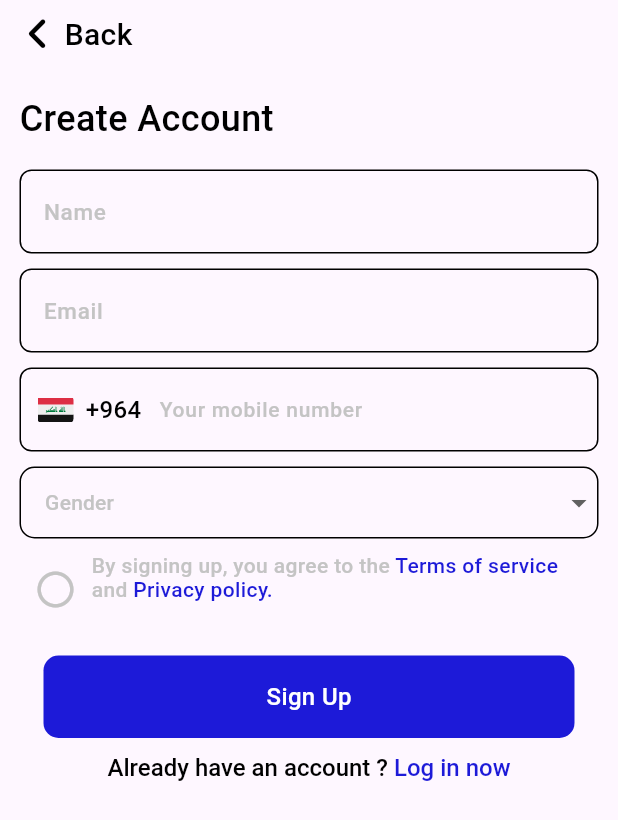
After one commit to Youssef-Khorshed/TaxiGoUser, a Flutter app: the SignUpScreen screen opened by its route, on a phone screen of 412 x 824 dp. The commit adds this screen. Shown: the top 820 px of the screen. Run offline on Flutter 3.47's test engine with Material 3 defaults, Android fonts, the phone set to English and light mode, and no system bars; drawn by our look-alikes of auto_size_text, dropdown_button2; our stand-ins replace firebase_core, flutter_svg, font_awesome_flutter, google_fonts; accounts and stored records are empty; generated files the repository leaves out were written again; Roboto replaces fonts that are missing (Cairo).

Commit message:
finish sign up screen ui

```diff
--- a/lib/Core/Utils/Assets/icons/app_icons.dart
+++ b/lib/Core/Utils/Assets/icons/app_icons.dart
@@ -1,3 +1,3 @@
 class AppIcons {
-  // static const String iconName = '';
+  static const String iraqiFlagIcon = 'assets/icons/iraq_flag_icon.svg';
 }
--- a/lib/Core/Utils/Colors/app_colors.dart
+++ b/lib/Core/Utils/Colors/app_colors.dart
@@ -5,5 +5,6 @@ class AppColors {
   static const Color blackColor = Color(0xff000000);
   static const Color whiteColor = Colors.white;
   static const Color transparentColor = Colors.transparent;
+  static const Color redColor = Colors.red;
   static const Color grayColor = Color(0xffC4C4C4);
 }
--- a/lib/Core/Utils/Routing/app_routes.dart
+++ b/lib/Core/Utils/Routing/app_routes.dart
@@ -1,4 +1,5 @@
 import 'package:flutter/cupertino.dart';
+import 'package:taxi_go_user_version/Features/Auth/screens/sign_up/sign_up_screen.dart';
 import 'package:taxi_go_user_version/Features/Splash/screens/welcome_screen.dart';
 
 import '../../../Features/Splash/screens/splash_screen.dart';
@@ -6,6 +7,7 @@ import '../../../Features/Splash/screens/splash_screen.dart';
 class AppRoutes {
   static const String splash = '/';
   static const String welcome = '/welcome';
+  static const String signUp = '/signUp';
 
   static Route<dynamic> generateRoute(RouteSettings settings) {
     switch (settings.name) {
@@ -21,6 +23,12 @@ class AppRoutes {
             return const WelcomeScreen();
           },
         );
+      case signUp:
+        return CupertinoPageRoute(
+          builder: (context) {
+            return const SignUpScreen();
+          },
+        );
       default:
         return CupertinoPageRoute(builder: (_) => const SplashScreen());
     }
--- a/lib/Core/Utils/Text/text_style.dart
+++ b/lib/Core/Utils/Text/text_style.dart
@@ -18,4 +18,12 @@ abstract class AppTextStyles {
     fontFamily: GoogleFonts.cairo().fontFamily,
     height: 0,
   );
+
+  static TextStyle style20BlackW500 = TextStyle(
+    fontSize: 20,
+    color: AppColors.blackColor,
+    fontWeight: FontWeight.w500,
+    fontFamily: GoogleFonts.cairo().fontFamily,
+    height: 0,
+  );
 }
--- /dev/null
+++ b/lib/Features/Auth/screens/auth_widgets/custom_auth_bottom.dart
@@ -0,0 +1,41 @@
+import 'package:auto_size_text/auto_size_text.dart';
+import 'package:flutter/material.dart';
+import 'package:taxi_go_user_version/Core/Utils/Colors/app_colors.dart';
+import 'package:taxi_go_user_version/Core/Utils/Text/text_style.dart';
+
+class CustomAuthBottom extends StatelessWidget {
+  final String bottomText;
+  final VoidCallback onPressed;
+  const CustomAuthBottom({
+    super.key,
+    required this.bottomText,
+    required this.onPressed,
+  });
+
+  @override
+  Widget build(BuildContext context) {
+    return SizedBox(
+      width: double.infinity,
+      child: GestureDetector(
+        onTap: onPressed,
+        child: Padding(
+          padding: const EdgeInsets.symmetric(horizontal: 16),
+          child: Container(
+            decoration: BoxDecoration(
+              borderRadius: BorderRadius.circular(10),
+              color: AppColors.blueColor,
+            ),
+            width: double.infinity,
+            height: 55,
+            child: Center(
+              child: AutoSizeText(
+                bottomText,
+                style: AppTextStyles.style16WhiteW500,
+              ),
+            ),
+          ),
+        ),
+      ),
+    );
+  }
+}
--- /dev/null
+++ b/lib/Features/Auth/screens/auth_widgets/custom_auth_form_field.dart
@@ -0,0 +1,46 @@
+import 'package:flutter/material.dart';
+import 'package:taxi_go_user_version/Core/Utils/Colors/app_colors.dart';
+import 'package:taxi_go_user_version/Core/Utils/Text/text_style.dart';
+
+class CustomAuthFormField extends StatelessWidget {
+  const CustomAuthFormField({
+    super.key,
+    this.onChanged,
+    required this.hintText,
+    this.obscureText = false,
+  });
+
+  final String hintText;
+  final bool? obscureText;
+  final Function(String)? onChanged;
+
+  @override
+  Widget build(BuildContext context) {
+    return TextFormField(
+        obscureText: obscureText ?? false,
+        validator: (data) {
+          if (data!.isEmpty) {
+            return 'field is required';
+          }
+          return null;
+        },
+        onChanged: onChanged,
+        decoration: InputDecoration(
+          labelText: hintText,
+          labelStyle: AppTextStyles.style16WhiteW500
+              .copyWith(fontSize: 15, color: AppColors.grayColor),
+          enabledBorder: const OutlineInputBorder(
+              borderSide: BorderSide(color: AppColors.blackColor, width: 1),
+              borderRadius: BorderRadius.all(Radius.circular(8))),
+          focusedBorder: const OutlineInputBorder(
+              borderSide: BorderSide(color: AppColors.blueColor, width: 2),
+              borderRadius: BorderRadius.all(Radius.circular(8))),
+          errorBorder: const OutlineInputBorder(
+              borderSide: BorderSide(color: AppColors.redColor, width: 2),
+              borderRadius: BorderRadius.all(Radius.circular(8))),
+          errorMaxLines: 1,
+          errorStyle: AppTextStyles.style16WhiteW500
+              .copyWith(fontSize: 14, color: AppColors.redColor),
+        ));
+  }
+}
--- /dev/null
+++ b/lib/Features/Auth/screens/auth_widgets/custom_drop_down_form_field.dart
@@ -0,0 +1,43 @@
+import 'package:auto_size_text/auto_size_text.dart';
+import 'package:dropdown_button2/dropdown_button2.dart';
+import 'package:flutter/material.dart';
+import 'package:taxi_go_user_version/Core/Utils/Text/text_style.dart';
+import '../../../../Core/Utils/Colors/app_colors.dart';
+
+class CustomDropDownFormField extends StatelessWidget {
+  final List<String> items;
+  final String name;
+  const CustomDropDownFormField(
+      {super.key, required this.items, required this.name});
+
+  @override
+  Widget build(BuildContext context) {
+    return SizedBox(
+      width: double.infinity,
+      child: DropdownButton2(
+        underline: Container(
+          color: Colors.transparent,
+        ),
+        isExpanded: true,
+        buttonStyleData: ButtonStyleData(
+          decoration: BoxDecoration(
+              border: Border.all(color: Colors.black, width: 1),
+              borderRadius: BorderRadius.circular(10)),
+        ),
+        dropdownStyleData: DropdownStyleData(
+            decoration: BoxDecoration(borderRadius: BorderRadius.circular(10)),
+            useSafeArea: true),
+        hint: AutoSizeText(
+          name,
+          style: AppTextStyles.style16WhiteW500
+              .copyWith(color: AppColors.grayColor, fontSize: 14),
+        ),
+        items: items
+            .map((gender) =>
+                DropdownMenuItem(value: gender, child: Text(gender)))
+            .toList(),
+        onChanged: (value) {},
+      ),
+    );
+  }
+}
--- /dev/null
+++ b/lib/Features/Auth/screens/auth_widgets/custom_phone_form_field.dart
@@ -0,0 +1,56 @@
+import 'package:auto_size_text/auto_size_text.dart';
+import 'package:flutter/material.dart';
+import 'package:flutter_svg/flutter_svg.dart';
+import 'package:taxi_go_user_version/Core/Utils/Assets/icons/app_icons.dart';
+import 'package:taxi_go_user_version/Core/Utils/Colors/app_colors.dart';
+import 'package:taxi_go_user_version/Core/Utils/Text/text_style.dart';
+
+class CustomPhoneFormField extends StatelessWidget {
+  const CustomPhoneFormField({
+    super.key,
+  });
+
+  @override
+  Widget build(BuildContext context) {
+    return TextFormField(
+      keyboardType: TextInputType.phone,
+      decoration: InputDecoration(
+        labelText: 'Your mobile number',
+        labelStyle: AppTextStyles.style16WhiteW500
+            .copyWith(fontSize: 14, color: AppColors.grayColor),
+        enabledBorder: const OutlineInputBorder(
+            borderSide: BorderSide(color: AppColors.blackColor, width: 1),
+            borderRadius: BorderRadius.all(Radius.circular(8))),
+        focusedBorder: const OutlineInputBorder(
+            borderSide: BorderSide(color: AppColors.blueColor, width: 2),
+            borderRadius: BorderRadius.all(Radius.circular(8))),
+        errorBorder: const OutlineInputBorder(
+            borderSide: BorderSide(color: AppColors.redColor, width: 2),
+            borderRadius: BorderRadius.all(Radius.circular(8))),
+        errorMaxLines: 1,
+        errorStyle: AppTextStyles.style16WhiteW500
+            .copyWith(fontSize: 14, color: AppColors.redColor),
+        prefixIcon: Padding(
+          padding: const EdgeInsets.only(right: 8.0, left: 12),
+          child: Row(
+            mainAxisSize: MainAxisSize.min,
+            children: [
+              SizedBox(
+                width: 24,
+                height: 16,
+                child: SvgPicture.asset(
+                  AppIcons.iraqiFlagIcon,
+                  fit: BoxFit.cover,
+                ),
+              ),
+              const SizedBox(width: 8),
+              AutoSizeText('+964',
+                  style: AppTextStyles.style16WhiteW500
+                      .copyWith(color: AppColors.blackColor)),
+            ],
+          ),
+        ),
+      ),
+    );
+  }
+}
--- /dev/null
+++ b/lib/Features/Auth/screens/auth_widgets/custom_terms_check_box.dart
@@ -0,0 +1,65 @@
+import 'package:flutter/material.dart';
+import 'package:font_awesome_flutter/font_awesome_flutter.dart';
+import 'package:taxi_go_user_version/Core/Utils/Colors/app_colors.dart';
+import 'package:taxi_go_user_version/Core/Utils/Text/text_style.dart';
+
+class CustomTermsCheckBox extends StatelessWidget {
+  final bool isChecked;
+  final Function(bool?) onChanged;
+  const CustomTermsCheckBox({
+    super.key,
+    required this.isChecked,
+    required this.onChanged,
+  });
+
+  @override
+  Widget build(BuildContext context) {
+    return Row(
+      crossAxisAlignment: CrossAxisAlignment.start,
+      children: [
+        _buildIconButton(),
+        _buildTermsText(),
+      ],
+    );
+  }
+
+  Widget _buildIconButton() {
+    return IconButton(
+      icon: Icon(
+        isChecked ? FontAwesomeIcons.circleCheck : FontAwesomeIcons.circle,
+        color: isChecked ? AppColors.blueColor : AppColors.grayColor,
+        size: 24,
+      ),
+      onPressed: () => onChanged(!isChecked),
+    );
+  }
+
+  Widget _buildTermsText() {
+    return Expanded(
+      child: Text.rich(
+        TextSpan(
+          text: 'By signing up, you agree to the ',
+          style: AppTextStyles.style16WhiteW500
+              .copyWith(color: AppColors.grayColor, fontSize: 14),
+          children: [
+            TextSpan(
+              text: 'Terms of service',
+              style: AppTextStyles.style16WhiteW500
+                  .copyWith(color: AppColors.blueColor, fontSize: 14),
+            ),
+            TextSpan(
+              text: ' and ',
+              style: AppTextStyles.style16WhiteW500
+                  .copyWith(color: AppColors.grayColor, fontSize: 14),
+            ),
+            TextSpan(
+              text: 'Privacy policy.',
+              style: AppTextStyles.style16WhiteW500
+                  .copyWith(color: AppColors.blueColor, fontSize: 14),
+            ),
+          ],
+        ),
+      ),
+    );
+  }
+}
--- /dev/null
+++ b/lib/Features/Auth/screens/sign_up/sign_up_screen.dart
@@ -0,0 +1,107 @@
+import 'package:auto_size_text/auto_size_text.dart';
+import 'package:flutter/gestures.dart';
+import 'package:flutter/material.dart';
+import 'package:font_awesome_flutter/font_awesome_flutter.dart';
+import 'package:taxi_go_user_version/Core/Utils/Colors/app_colors.dart';
+import 'package:taxi_go_user_version/Core/Utils/Spacing/app_spacing.dart';
+import 'package:taxi_go_user_version/Core/Utils/Text/text_style.dart';
+import 'package:taxi_go_user_version/Features/Auth/screens/auth_widgets/custom_auth_bottom.dart';
+import 'package:taxi_go_user_version/Features/Auth/screens/auth_widgets/custom_auth_form_field.dart';
+import 'package:taxi_go_user_version/Features/Auth/screens/auth_widgets/custom_drop_down_form_field.dart';
+import 'package:taxi_go_user_version/Features/Auth/screens/auth_widgets/custom_phone_form_field.dart';
+import 'package:taxi_go_user_version/Features/Auth/screens/auth_widgets/custom_terms_check_box.dart';
+
+class SignUpScreen extends StatefulWidget {
+  const SignUpScreen({super.key});
+
+  @override
+  State<SignUpScreen> createState() => _SignUpScreenState();
+}
+
+class _SignUpScreenState extends State<SignUpScreen> {
+  final List<String> genders = ['Male', 'Female'];
+  bool _isChecked = false;
+
+  @override
+  Widget build(BuildContext context) {
+    return SafeArea(
+      child: Scaffold(
+        body: Padding(
+          padding: const EdgeInsets.symmetric(horizontal: 13, vertical: 10),
+          child: SingleChildScrollView(
+            child: Column(
+              crossAxisAlignment: CrossAxisAlignment.start,
+              children: [
+                InkWell(
+                  onTap: () => Navigator.pop(context),
+                  child: Row(children: [
+                    const Icon(
+                      FontAwesomeIcons.angleLeft,
+                      color: Colors.black,
+                      size: 25,
+                    ),
+                    horizontalSpace(5),
+                    AutoSizeText('Back', style: AppTextStyles.style20BlackW500)
+                  ]),
+                ),
+                verticalSpace(30),
+                AutoSizeText(
+                  'Create Account',
+                  style: AppTextStyles.style24WhiteW500
+                      .copyWith(color: Colors.black),
+                ),
+                verticalSpace(20),
+                const CustomAuthFormField(
+                  hintText: 'Name',
+                ),
+                verticalSpace(10),
+                const CustomAuthFormField(
+                  hintText: 'Email',
+                ),
+                verticalSpace(10),
+                const CustomPhoneFormField(),
+                verticalSpace(10),
+                CustomDropDownFormField(
+                  items: genders,
+                  name: 'Gender',
+                ),
+                verticalSpace(10),
+                CustomTermsCheckBox(
+                  isChecked: _isChecked,
+                  onChanged: (value) {
+                    setState(() {
+                      _isChecked = value!;
+                    });
+                  },
+                ),
+                verticalSpace(20),
+                CustomAuthBottom(
+                  bottomText: 'Sign Up',
+                  onPressed: _isChecked ? () {} : () {},
+                ),
+                verticalSpace(10),
+                Center(
+                  child: RichText(
+                    text: TextSpan(
+                      text: 'Already have an account ? ',
+                      style:
+                          AppTextStyles.style20BlackW500.copyWith(fontSize: 16),
+                      children: [
+                        TextSpan(
+                          text: 'Log in now',
+                          style: AppTextStyles.style16WhiteW500
+                              .copyWith(color: AppColors.blueColor),
+                          recognizer: TapGestureRecognizer()..onTap = () {},
+                        ),
+                      ],
+                    ),
+                  ),
+                ),
+              ],
+            ),
+          ),
+        ),
+      ),
+    );
+  }
+}
--- a/lib/Features/Splash/screens/welcome_screen.dart
+++ b/lib/Features/Splash/screens/welcome_screen.dart
@@ -2,6 +2,7 @@ import 'package:auto_size_text/auto_size_text.dart';
 import 'package:flutter/material.dart';
 import 'package:taxi_go_user_version/Core/Utils/Assets/images/app_images.dart';
 import 'package:taxi_go_user_version/Core/Utils/Colors/app_colors.dart';
+import 'package:taxi_go_user_version/Core/Utils/Routing/app_routes.dart';
 import 'package:taxi_go_user_version/Core/Utils/Spacing/app_spacing.dart';
 import 'package:taxi_go_user_version/Core/Utils/Text/text_style.dart';
 import 'package:taxi_go_user_version/Features/Splash/screens/splash_widgets/custom_splash_bottom.dart';
@@ -53,7 +54,9 @@ class WelcomeScreen extends StatelessWidget {
                 children: [
                   CustomSplashBottom(
                     buttontext: 'Create an account',
-                    onTap: () {},
+                    onTap: () {
+                      Navigator.pushNamed(context, AppRoutes.signUp);
+                    },
                     textcolor: AppColors.blueColor,
                     buttonColor: AppColors.whiteColor,
                   ),
```
Also changed, not shown: pubspec.yaml (+6 -4 lines), assets/icons/iraq_flag_icon.svg (added), pubspec.lock.
